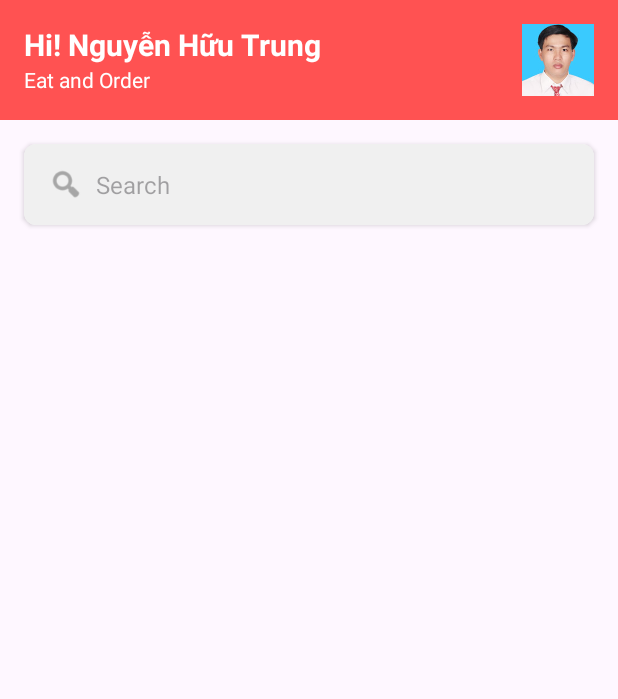
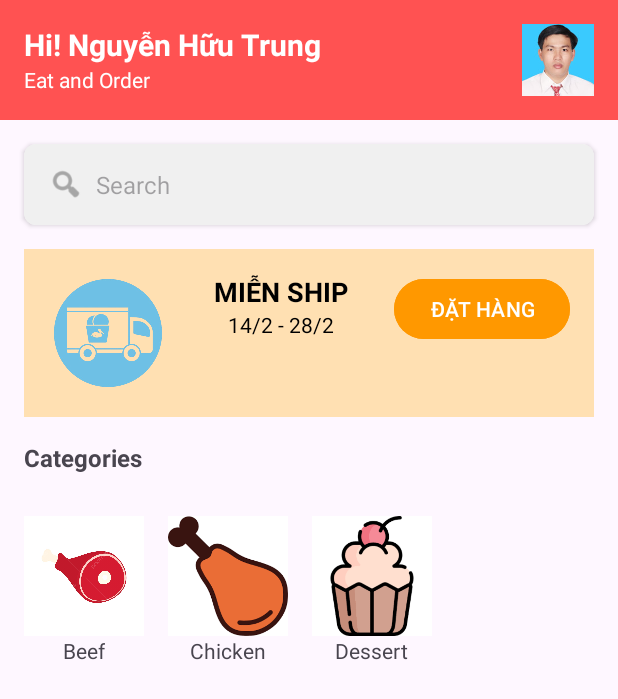
Before and after one commit to nguyenvanbao1310/Project-App-Food, an Android app: the screen it shows after launch (MainActivity), on a phone screen of 412 x 824 dp. Shown: the top 699 px of the screen. Run offline under Robolectric (Android 15) with nearby library versions, the phone set to English and light mode, and no system bars.

Commit message:
layout banner

```diff
--- a/AndroiStudio/app/src/main/res/layout/home.xml
+++ b/AndroiStudio/app/src/main/res/layout/home.xml
@@ -52,7 +52,6 @@
             app:layout_constraintEnd_toEndOf="parent"
             app:layout_constraintTop_toTopOf="parent"
             tools:src="@tools:sample/avatars" />
-
     </androidx.constraintlayout.widget.ConstraintLayout>
 
     <!-- Search Bar -->
@@ -94,4 +93,139 @@
         </LinearLayout>
     </androidx.cardview.widget.CardView>
 
+    <!-- Banner -->
+    <LinearLayout
+        android:id="@+id/banner"
+        android:layout_width="0dp"
+        android:layout_height="wrap_content"
+        android:layout_margin="16dp"
+        android:background="#FFE0B2"
+        android:orientation="horizontal"
+        android:padding="16dp"
+        app:layout_constraintEnd_toEndOf="parent"
+        app:layout_constraintStart_toStartOf="parent"
+        app:layout_constraintTop_toBottomOf="@id/searchBar">
+
+        <ImageView
+            android:layout_width="80dp"
+            android:layout_height="80dp"
+            android:src="@drawable/delivery_icon" />
+
+        <LinearLayout
+            android:layout_width="0dp"
+            android:layout_height="wrap_content"
+            android:layout_weight="1"
+            android:gravity="center"
+            android:orientation="vertical">
+
+            <TextView
+                android:layout_width="wrap_content"
+                android:layout_height="wrap_content"
+                android:text="MIỄN SHIP"
+                android:textColor="#000000"
+                android:textSize="18sp"
+                android:textStyle="bold" />
+
+            <TextView
+                android:layout_width="wrap_content"
+                android:layout_height="wrap_content"
+                android:text="14/2 - 28/2"
+                android:textColor="#000000"
+                android:textSize="14sp" />
+        </LinearLayout>
+
+        <Button
+            android:layout_width="wrap_content"
+            android:layout_height="wrap_content"
+            android:backgroundTint="#FF9800"
+            android:text="ĐẶT HÀNG"
+            android:textColor="#FFFFFF" />
+    </LinearLayout>
+
+    <!-- Categories Section -->
+    <TextView
+        android:id="@+id/tv_categories"
+        android:layout_width="wrap_content"
+        android:layout_height="wrap_content"
+        android:layout_marginStart="16dp"
+        android:layout_marginTop="16dp"
+        android:text="Categories"
+        android:textSize="16sp"
+        android:textStyle="bold"
+        app:layout_constraintStart_toStartOf="parent"
+        app:layout_constraintTop_toBottomOf="@id/banner" />
+
+    <HorizontalScrollView
+        android:id="@+id/horizontal_scroll"
+        android:layout_width="0dp"
+        android:layout_height="wrap_content"
+        android:layout_marginTop="12dp"
+        app:layout_constraintEnd_toEndOf="parent"
+        app:layout_constraintStart_toStartOf="parent"
+        app:layout_constraintTop_toBottomOf="@id/tv_categories">
+
+        <LinearLayout
+            android:layout_width="wrap_content"
+            android:layout_height="wrap_content"
+            android:orientation="horizontal"
+            android:padding="16dp">
+
+            <LinearLayout
+                android:layout_width="wrap_content"
+                android:layout_height="wrap_content"
+                android:layout_marginEnd="16dp"
+                android:gravity="center"
+                android:orientation="vertical">
+
+                <ImageView
+                    android:layout_width="80dp"
+                    android:layout_height="80dp"
+                    android:src="@drawable/beef_icon" />
+
+                <TextView
+                    android:layout_width="wrap_content"
+                    android:layout_height="wrap_content"
+                    android:text="Beef"
+                    android:textSize="14sp" />
+            </LinearLayout>
+
+            <LinearLayout
+                android:layout_width="wrap_content"
+                android:layout_height="wrap_content"
+                android:layout_marginEnd="16dp"
+                android:gravity="center"
+                android:orientation="vertical">
+
+                <ImageView
+                    android:layout_width="80dp"
+                    android:layout_height="80dp"
+                    android:src="@drawable/chicken_icon" />
+
+                <TextView
+                    android:layout_width="wrap_content"
+                    android:layout_height="wrap_content"
+                    android:text="Chicken"
+                    android:textSize="14sp" />
+            </LinearLayout>
+
+            <LinearLayout
+                android:layout_width="wrap_content"
+                android:layout_height="wrap_content"
+                android:gravity="center"
+                android:orientation="vertical">
+
+                <ImageView
+                    android:layout_width="80dp"
+                    android:layout_height="80dp"
+                    android:src="@drawable/dessert_icon" />
+
+                <TextView
+                    android:layout_width="wrap_content"
+                    android:layout_height="wrap_content"
+                    android:text="Dessert"
+                    android:textSize="14sp" />
+            </LinearLayout>
+        </LinearLayout>
+    </HorizontalScrollView>
+
 </androidx.constraintlayout.widget.ConstraintLayout>
```
Also changed, not shown: AndroiStudio/app/src/main/res/drawable/banner_background.png (added), AndroiStudio/app/src/main/res/drawable/delivery_icon.png (added).
